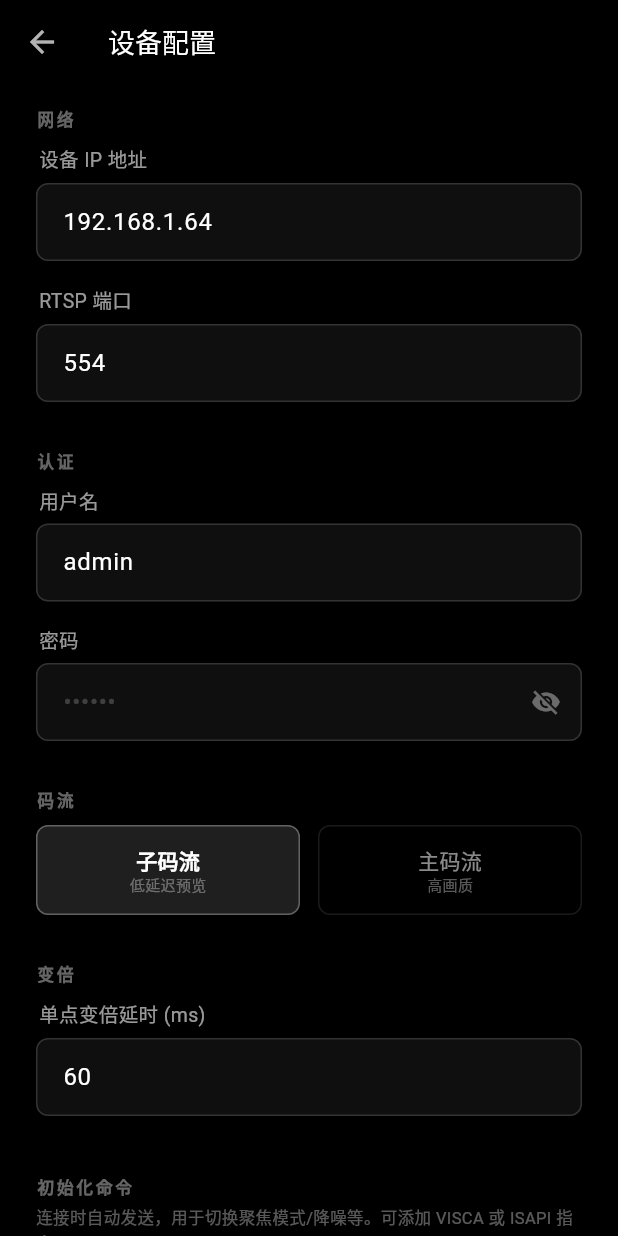
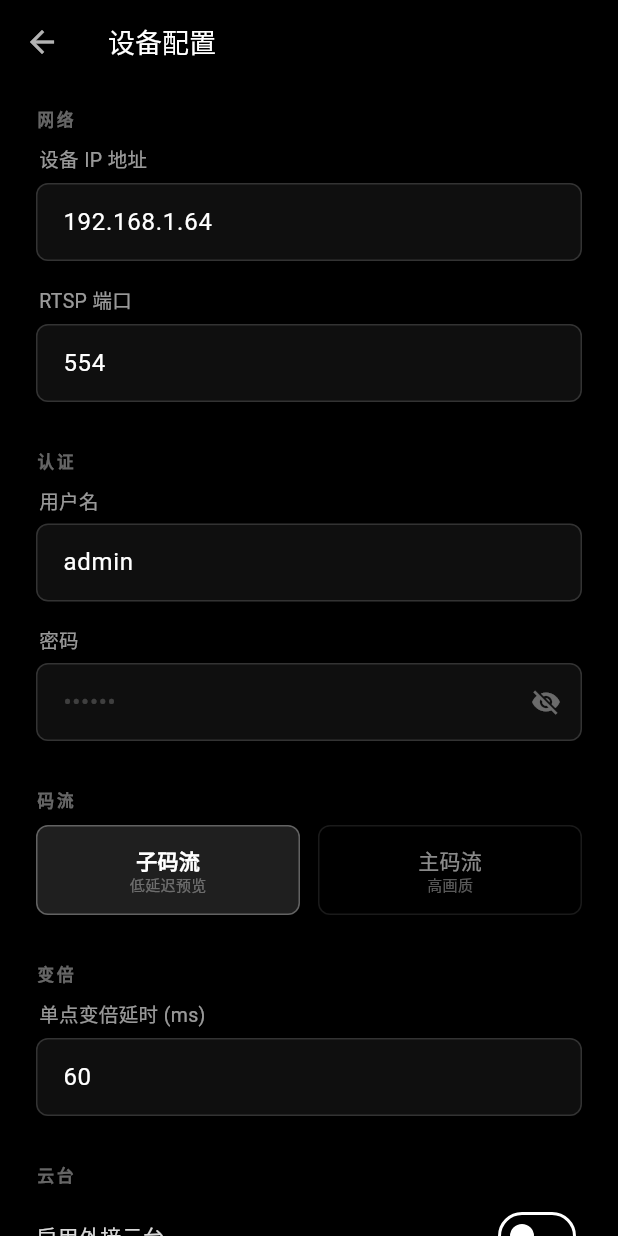
Before and after one commit to EzFavorites/camera_handheld, a Flutter app: the screen it shows after launch, after a tap on the "settings" icon, on a phone screen of 412 x 824 dp. Run offline on Flutter 3.47's test engine with Material 3 defaults, Android fonts, the phone set to English and light mode, and no system bars; our stand-ins replace shared_preferences; missing offline and left inert: media_kit, media_kit_video; network calls fail.

Commit message:
feat(ptz): add gimbal config section in settings

```diff
--- a/lib/features/settings/settings_screen.dart
+++ b/lib/features/settings/settings_screen.dart
@@ -5,6 +5,8 @@ import '../../core/camera_config.dart';
 import '../../core/camera_config_store.dart';
 import '../../core/init_command.dart';
 import '../../core/isapi_protocol.dart';
+import '../../core/ptz_config.dart';
+import '../../core/ptz_protocol.dart';
 import 'log_viewer_screen.dart';
 import '../camera_state.dart';
 
@@ -27,6 +29,10 @@ class _SettingsScreenState extends State<SettingsScreen> {
   late final TextEditingController _zoomDelayCtrl;
   late bool _useSubStream;
   late List<InitCommand> _initCommands;
+  late bool _ptzEnabled;
+  late final TextEditingController _ptzIpCtrl;
+  late final TextEditingController _ptzPassCtrl;
+  late int _ptzSpeed;
   bool _obscurePassword = true;
   bool _saving = false;
 
@@ -41,6 +47,10 @@ class _SettingsScreenState extends State<SettingsScreen> {
         TextEditingController(text: widget.initialConfig.zoomTapDelayMs.toString());
     _useSubStream = widget.initialConfig.useSubStream;
     _initCommands = List.of(widget.initialConfig.initCommands);
+    _ptzEnabled = widget.initialConfig.ptz.enabled;
+    _ptzIpCtrl = TextEditingController(text: widget.initialConfig.ptz.ip);
+    _ptzPassCtrl = TextEditingController(text: widget.initialConfig.ptz.password);
+    _ptzSpeed = widget.initialConfig.ptz.speed;
   }
 
   @override
@@ -50,6 +60,8 @@ class _SettingsScreenState extends State<SettingsScreen> {
     _userCtrl.dispose();
     _passCtrl.dispose();
     _zoomDelayCtrl.dispose();
+    _ptzIpCtrl.dispose();
+    _ptzPassCtrl.dispose();
     super.dispose();
   }
 
@@ -62,6 +74,12 @@ class _SettingsScreenState extends State<SettingsScreen> {
       useSubStream: _useSubStream,
       zoomTapDelayMs: int.tryParse(_zoomDelayCtrl.text.trim()) ?? 60,
       initCommands: List.of(_initCommands),
+      ptz: PtzConfig(
+        enabled: _ptzEnabled,
+        ip: _ptzIpCtrl.text.trim().isEmpty ? '192.168.1.65' : _ptzIpCtrl.text.trim(),
+        password: _ptzPassCtrl.text,
+        speed: _ptzSpeed,
+      ),
     );
   }
 
@@ -96,6 +114,37 @@ class _SettingsScreenState extends State<SettingsScreen> {
         );
       }
       return;
+    }
+
+    // Test PTZ gimbal connection before saving (only when enabled).
+    if (config.ptz.enabled) {
+      try {
+        final ptzError = await PtzProtocol.testConnection(config.ptz);
+        if (ptzError != null) {
+          if (mounted) {
+            setState(() => _saving = false);
+            ScaffoldMessenger.of(context).showSnackBar(
+              SnackBar(
+                content: Text(ptzError),
+                backgroundColor: Colors.red.shade800,
+                duration: const Duration(seconds: 5),
+              ),
+            );
+          }
+          return;
+        }
+      } catch (e) {
+        if (mounted) {
+          setState(() => _saving = false);
+          ScaffoldMessenger.of(context).showSnackBar(
+            SnackBar(
+              content: Text('PTZ connection test failed: $e'),
+              backgroundColor: Colors.red.shade800,
+            ),
+          );
+        }
+        return;
+      }
     }
 
     // Connection successful — save config.
@@ -228,6 +277,83 @@ class _SettingsScreenState extends State<SettingsScreen> {
             hint: '60',
             keyboardType: TextInputType.number,
           ),
+          const SizedBox(height: 32),
+          _SectionLabel(text: '云台'),
+          const SizedBox(height: 8),
+          Row(
+            mainAxisAlignment: MainAxisAlignment.spaceBetween,
+            children: [
+              Text(
+                '启用外接云台',
+                style: TextStyle(
+                  color: Colors.white.withValues(alpha: 0.85),
+                  fontSize: 14,
+                ),
+              ),
+              Switch(
+                key: const ValueKey('ptz_enable_switch'),
+                value: _ptzEnabled,
+                onChanged: (v) => setState(() => _ptzEnabled = v),
+              ),
+            ],
+          ),
+          if (_ptzEnabled) ...[
+            const SizedBox(height: 12),
+            _TextField(
+              controller: _ptzIpCtrl,
+              label: '云台设备 IP',
+              hint: '192.168.1.65',
+              keyboardType: TextInputType.url,
+            ),
+            const SizedBox(height: 16),
+            _TextField(
+              controller: _ptzPassCtrl,
+              label: '云台密码',
+              hint: '••••••',
+              obscureText: true,
+            ),
+            const SizedBox(height: 16),
+            Row(
+              children: [
+                Text(
+                  '转速',
+                  style: TextStyle(
+                    color: Colors.white.withValues(alpha: 0.85),
+                    fontSize: 13,
+                  ),
+                ),
+                Expanded(
+                  child: Slider(
+                    value: _ptzSpeed.toDouble(),
+                    min: 1,
+                    max: 100,
+                    divisions: 99,
+                    label: '$_ptzSpeed',
+                    onChanged: (v) => setState(() => _ptzSpeed = v.round()),
+                  ),
+                ),
+                SizedBox(
+                  width: 32,
+                  child: Text(
+                    '$_ptzSpeed',
+                    style: TextStyle(
+                      color: Colors.white.withValues(alpha: 0.6),
+                      fontSize: 12,
+                    ),
+                    textAlign: TextAlign.end,
+                  ),
+                ),
+              ],
+            ),
+            const SizedBox(height: 4),
+            Text(
+              '用户名固定 admin。转速 1–100，数值越大转动越快。主设备变倍时云台同步变倍。',
+              style: TextStyle(
+                color: Colors.white.withValues(alpha: 0.35),
+                fontSize: 11,
+              ),
+            ),
+          ],
           const SizedBox(height: 40),
           _SectionLabel(text: '初始化命令'),
           const SizedBox(height: 4),
```
Also changed, not shown: 1 other file.
